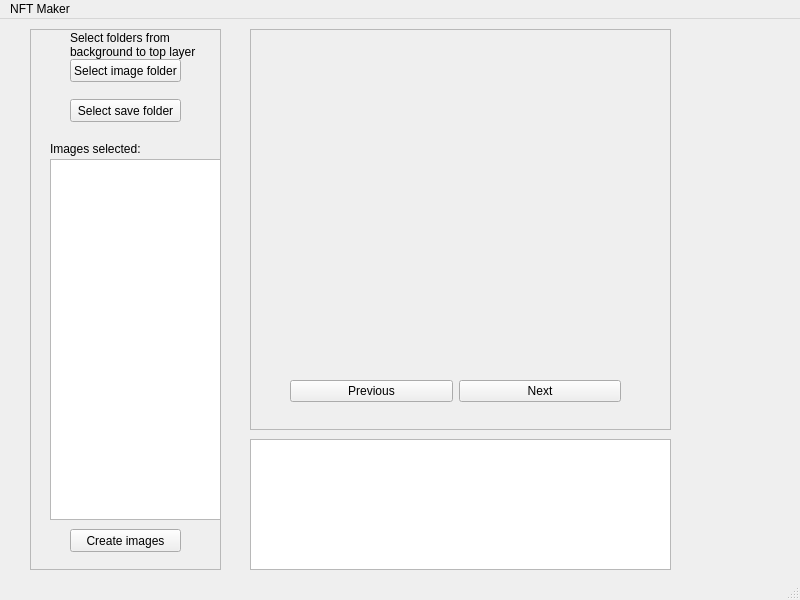
Aarons9090/nft-maker, file mainwindow.ui: the form before one commit.
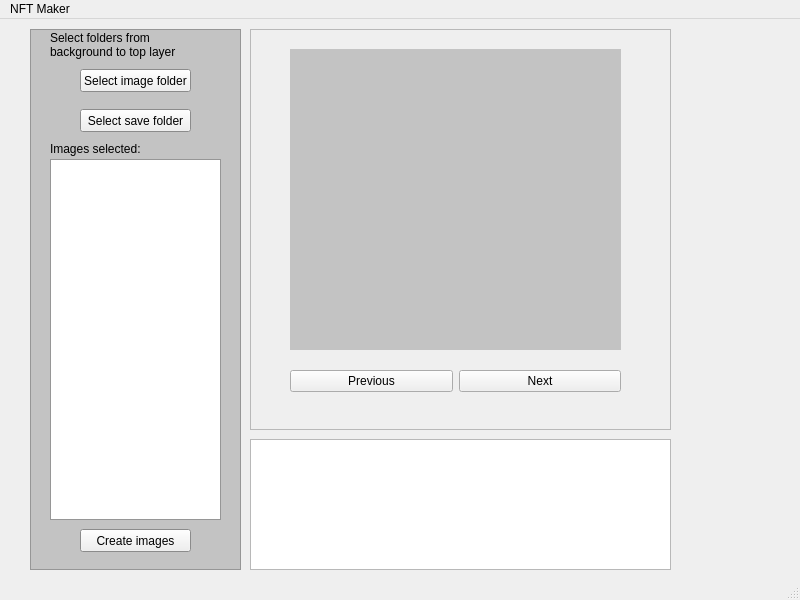
The form after the commit.

Diff of the .ui file:
```diff
--- a/mainwindow.ui
+++ b/mainwindow.ui
@@ -41,87 +41,6 @@
      <property name="palette">
       <palette>
        <active>
-        <colorrole role="WindowText">
-         <brush brushstyle="SolidPattern">
-          <color alpha="255">
-           <red>0</red>
-           <green>0</green>
-           <blue>0</blue>
-          </color>
-         </brush>
-        </colorrole>
-        <colorrole role="Button">
-         <brush brushstyle="SolidPattern">
-          <color alpha="255">
-           <red>170</red>
-           <green>85</green>
-           <blue>255</blue>
-          </color>
-         </brush>
-        </colorrole>
-        <colorrole role="Light">
-         <brush brushstyle="SolidPattern">
-          <color alpha="255">
-           <red>234</red>
-           <green>212</green>
-           <blue>255</blue>
-          </color>
-         </brush>
-        </colorrole>
-        <colorrole role="Midlight">
-         <brush brushstyle="SolidPattern">
-          <color alpha="255">
-           <red>202</red>
-           <green>148</green>
-           <blue>255</blue>
-          </color>
-         </brush>
-        </colorrole>
-        <colorrole role="Dark">
-         <brush brushstyle="SolidPattern">
-          <color alpha="255">
-           <red>85</red>
-           <green>42</green>
-           <blue>127</blue>
-          </color>
-         </brush>
-        </colorrole>
-        <colorrole role="Mid">
-         <brush brushstyle="SolidPattern">
-          <color alpha="255">
-           <red>113</red>
-           <green>57</green>
-           <blue>170</blue>
-          </color>
-         </brush>
-        </colorrole>
-        <colorrole role="Text">
-         <brush brushstyle="SolidPattern">
-          <color alpha="255">
-           <red>0</red>
-           <green>0</green>
-           <blue>0</blue>
-          </color>
-         </brush>
-        </colorrole>
-        <colorrole role="BrightText">
-         <brush brushstyle="SolidPattern">
-          <color alpha="255">
-           <red>255</red>
-           <green>255</green>
-           <blue>255</blue>
-          </color>
-         </brush>
-        </colorrole>
-        <colorrole role="ButtonText">
-         <brush brushstyle="SolidPattern">
-          <color alpha="255">
-           <red>0</red>
-           <green>0</green>
-           <blue>0</blue>
-          </color>
-         </brush>
-        </colorrole>
         <colorrole role="Base">
          <brush brushstyle="SolidPattern">
           <color alpha="255">
@@ -134,140 +53,14 @@
         <colorrole role="Window">
          <brush brushstyle="SolidPattern">
           <color alpha="255">
-           <red>170</red>
-           <green>85</green>
-           <blue>255</blue>
-          </color>
-         </brush>
-        </colorrole>
-        <colorrole role="Shadow">
-         <brush brushstyle="SolidPattern">
-          <color alpha="255">
-           <red>0</red>
-           <green>0</green>
-           <blue>0</blue>
-          </color>
-         </brush>
-        </colorrole>
-        <colorrole role="AlternateBase">
-         <brush brushstyle="SolidPattern">
-          <color alpha="255">
-           <red>212</red>
-           <green>170</green>
-           <blue>255</blue>
-          </color>
-         </brush>
-        </colorrole>
-        <colorrole role="ToolTipBase">
-         <brush brushstyle="SolidPattern">
-          <color alpha="255">
-           <red>255</red>
-           <green>255</green>
-           <blue>220</blue>
-          </color>
-         </brush>
-        </colorrole>
-        <colorrole role="ToolTipText">
-         <brush brushstyle="SolidPattern">
-          <color alpha="255">
-           <red>0</red>
-           <green>0</green>
-           <blue>0</blue>
-          </color>
-         </brush>
-        </colorrole>
-        <colorrole role="PlaceholderText">
-         <brush brushstyle="SolidPattern">
-          <color alpha="128">
-           <red>0</red>
-           <green>0</green>
-           <blue>0</blue>
+           <red>195</red>
+           <green>195</green>
+           <blue>195</blue>
           </color>
          </brush>
         </colorrole>
        </active>
        <inactive>
-        <colorrole role="WindowText">
-         <brush brushstyle="SolidPattern">
-          <color alpha="255">
-           <red>0</red>
-           <green>0</green>
-           <blue>0</blue>
-          </color>
-         </brush>
-        </colorrole>
-        <colorrole role="Button">
-         <brush brushstyle="SolidPattern">
-          <color alpha="255">
-           <red>170</red>
-           <green>85</green>
-           <blue>255</blue>
-          </color>
-         </brush>
-        </colorrole>
-        <colorrole role="Light">
-         <brush brushstyle="SolidPattern">
-          <color alpha="255">
-           <red>234</red>
-           <green>212</green>
-           <blue>255</blue>
-          </color>
-         </brush>
-        </colorrole>
-        <colorrole role="Midlight">
-         <brush brushstyle="SolidPattern">
-          <color alpha="255">
-           <red>202</red>
-           <green>148</green>
-           <blue>255</blue>
-          </color>
-         </brush>
-        </colorrole>
-        <colorrole role="Dark">
-         <brush brushstyle="SolidPattern">
-          <color alpha="255">
-           <red>85</red>
-           <green>42</green>
-           <blue>127</blue>
-          </color>
-         </brush>
-        </colorrole>
-        <colorrole role="Mid">
-         <brush brushstyle="SolidPattern">
-          <color alpha="255">
-           <red>113</red>
-           <green>57</green>
-           <blue>170</blue>
-          </color>
-         </brush>
-        </colorrole>
-        <colorrole role="Text">
-         <brush brushstyle="SolidPattern">
-          <color alpha="255">
-           <red>0</red>
-           <green>0</green>
-           <blue>0</blue>
-          </color>
-         </brush>
-        </colorrole>
-        <colorrole role="BrightText">
-         <brush brushstyle="SolidPattern">
-          <color alpha="255">
-           <red>255</red>
-           <green>255</green>
-           <blue>255</blue>
-          </color>
-         </brush>
-        </colorrole>
-        <colorrole role="ButtonText">
-         <brush brushstyle="SolidPattern">
-          <color alpha="255">
-           <red>0</red>
-           <green>0</green>
-           <blue>0</blue>
-          </color>
-         </brush>
-        </colorrole>
         <colorrole role="Base">
          <brush brushstyle="SolidPattern">
           <color alpha="255">
@@ -280,200 +73,29 @@
         <colorrole role="Window">
          <brush brushstyle="SolidPattern">
           <color alpha="255">
-           <red>170</red>
-           <green>85</green>
-           <blue>255</blue>
-          </color>
-         </brush>
-        </colorrole>
-        <colorrole role="Shadow">
-         <brush brushstyle="SolidPattern">
-          <color alpha="255">
-           <red>0</red>
-           <green>0</green>
-           <blue>0</blue>
-          </color>
-         </brush>
-        </colorrole>
-        <colorrole role="AlternateBase">
-         <brush brushstyle="SolidPattern">
-          <color alpha="255">
-           <red>212</red>
-           <green>170</green>
-           <blue>255</blue>
-          </color>
-         </brush>
-        </colorrole>
-        <colorrole role="ToolTipBase">
-         <brush brushstyle="SolidPattern">
-          <color alpha="255">
-           <red>255</red>
-           <green>255</green>
-           <blue>220</blue>
-          </color>
-         </brush>
-        </colorrole>
-        <colorrole role="ToolTipText">
-         <brush brushstyle="SolidPattern">
-          <color alpha="255">
-           <red>0</red>
-           <green>0</green>
-           <blue>0</blue>
-          </color>
-         </brush>
-        </colorrole>
-        <colorrole role="PlaceholderText">
-         <brush brushstyle="SolidPattern">
-          <color alpha="128">
-           <red>0</red>
-           <green>0</green>
-           <blue>0</blue>
+           <red>195</red>
+           <green>195</green>
+           <blue>195</blue>
           </color>
          </brush>
         </colorrole>
        </inactive>
        <disabled>
-        <colorrole role="WindowText">
-         <brush brushstyle="SolidPattern">
-          <color alpha="255">
-           <red>85</red>
-           <green>42</green>
-           <blue>127</blue>
-          </color>
-         </brush>
-        </colorrole>
-        <colorrole role="Button">
-         <brush brushstyle="SolidPattern">
-          <color alpha="255">
-           <red>170</red>
-           <green>85</green>
-           <blue>255</blue>
-          </color>
-         </brush>
-        </colorrole>
-        <colorrole role="Light">
-         <brush brushstyle="SolidPattern">
-          <color alpha="255">
-           <red>234</red>
-           <green>212</green>
-           <blue>255</blue>
-          </color>
-         </brush>
-        </colorrole>
-        <colorrole role="Midlight">
-         <brush brushstyle="SolidPattern">
-          <color alpha="255">
-           <red>202</red>
-           <green>148</green>
-           <blue>255</blue>
-          </color>
-         </brush>
-        </colorrole>
-        <colorrole role="Dark">
-         <brush brushstyle="SolidPattern">
-          <color alpha="255">
-           <red>85</red>
-           <green>42</green>
-           <blue>127</blue>
-          </color>
-         </brush>
-        </colorrole>
-        <colorrole role="Mid">
-         <brush brushstyle="SolidPattern">
-          <color alpha="255">
-           <red>113</red>
-           <green>57</green>
-           <blue>170</blue>
-          </color>
-         </brush>
-        </colorrole>
-        <colorrole role="Text">
-         <brush brushstyle="SolidPattern">
-          <color alpha="255">
-           <red>85</red>
-           <green>42</green>
-           <blue>127</blue>
-          </color>
-         </brush>
-        </colorrole>
-        <colorrole role="BrightText">
-         <brush brushstyle="SolidPattern">
-          <color alpha="255">
-           <red>255</red>
-           <green>255</green>
-           <blue>255</blue>
-          </color>
-         </brush>
-        </colorrole>
-        <colorrole role="ButtonText">
-         <brush brushstyle="SolidPattern">
-          <color alpha="255">
-           <red>85</red>
-           <green>42</green>
-           <blue>127</blue>
-          </color>
-         </brush>
-        </colorrole>
         <colorrole role="Base">
          <brush brushstyle="SolidPattern">
           <color alpha="255">
-           <red>170</red>
-           <green>85</green>
-           <blue>255</blue>
+           <red>195</red>
+           <green>195</green>
+           <blue>195</blue>
           </color>
          </brush>
         </colorrole>
         <colorrole role="Window">
          <brush brushstyle="SolidPattern">
           <color alpha="255">
-           <red>170</red>
-           <green>85</green>
-           <blue>255</blue>
-          </color>
-         </brush>
-        </colorrole>
-        <colorrole role="Shadow">
-         <brush brushstyle="SolidPattern">
-          <color alpha="255">
-           <red>0</red>
-           <green>0</green>
-           <blue>0</blue>
-          </color>
-         </brush>
-        </colorrole>
-        <colorrole role="AlternateBase">
-         <brush brushstyle="SolidPattern">
-          <color alpha="255">
-           <red>170</red>
-           <green>85</green>
-           <blue>255</blue>
-          </color>
-         </brush>
-        </colorrole>
-        <colorrole role="ToolTipBase">
-         <brush brushstyle="SolidPattern">
-          <color alpha="255">
-           <red>255</red>
-           <green>255</green>
-           <blue>220</blue>
-          </color>
-         </brush>
-        </colorrole>
-        <colorrole role="ToolTipText">
-         <brush brushstyle="SolidPattern">
-          <color alpha="255">
-           <red>0</red>
-           <green>0</green>
-           <blue>0</blue>
-          </color>
-         </brush>
-        </colorrole>
-        <colorrole role="PlaceholderText">
-         <brush brushstyle="SolidPattern">
-          <color alpha="128">
-           <red>0</red>
-           <green>0</green>
-           <blue>0</blue>
+           <red>195</red>
+           <green>195</green>
+           <blue>195</blue>
           </color>
          </brush>
         </colorrole>
@@ -481,7 +103,7 @@
       </palette>
      </property>
      <property name="autoFillBackground">
-      <bool>false</bool>
+      <bool>true</bool>
      </property>
      <property name="text">
       <string/>
@@ -504,7 +126,7 @@
      <property name="geometry">
       <rect>
        <x>40</x>
-       <y>350</y>
+       <y>340</y>
        <width>331</width>
        <height>25</height>
       </rect>
@@ -545,10 +167,77 @@
      <rect>
       <x>30</x>
       <y>10</y>
-      <width>191</width>
+      <width>211</width>
       <height>541</height>
      </rect>
     </property>
+    <property name="palette">
+     <palette>
+      <active>
+       <colorrole role="Base">
+        <brush brushstyle="SolidPattern">
+         <color alpha="255">
+          <red>255</red>
+          <green>255</green>
+          <blue>255</blue>
+         </color>
+        </brush>
+       </colorrole>
+       <colorrole role="Window">
+        <brush brushstyle="SolidPattern">
+         <color alpha="255">
+          <red>195</red>
+          <green>195</green>
+          <blue>195</blue>
+         </color>
+        </brush>
+       </colorrole>
+      </active>
+      <inactive>
+       <colorrole role="Base">
+        <brush brushstyle="SolidPattern">
+         <color alpha="255">
+          <red>255</red>
+          <green>255</green>
+          <blue>255</blue>
+         </color>
+        </brush>
+       </colorrole>
+       <colorrole role="Window">
+        <brush brushstyle="SolidPattern">
+         <color alpha="255">
+          <red>195</red>
+          <green>195</green>
+          <blue>195</blue>
+         </color>
+        </brush>
+       </colorrole>
+      </inactive>
+      <disabled>
+       <colorrole role="Base">
+        <brush brushstyle="SolidPattern">
+         <color alpha="255">
+          <red>195</red>
+          <green>195</green>
+          <blue>195</blue>
+         </color>
+        </brush>
+       </colorrole>
+       <colorrole role="Window">
+        <brush brushstyle="SolidPattern">
+         <color alpha="255">
+          <red>195</red>
+          <green>195</green>
+          <blue>195</blue>
+         </color>
+        </brush>
+       </colorrole>
+      </disabled>
+     </palette>
+    </property>
+    <property name="autoFillBackground">
+     <bool>true</bool>
+    </property>
     <property name="frameShape">
      <enum>QFrame::StyledPanel</enum>
     </property>
@@ -558,8 +247,8 @@
     <widget class="QPushButton" name="fileselectButton">
      <property name="geometry">
       <rect>
-       <x>40</x>
-       <y>30</y>
+       <x>50</x>
+       <y>40</y>
        <width>111</width>
        <height>23</height>
       </rect>
@@ -571,7 +260,7 @@
     <widget class="QPushButton" name="createImagesButton">
      <property name="geometry">
       <rect>
-       <x>40</x>
+       <x>50</x>
        <y>500</y>
        <width>111</width>
        <height>23</height>
@@ -607,7 +296,7 @@
     <widget class="QLabel" name="selectImagesHelperLabel">
      <property name="geometry">
       <rect>
-       <x>40</x>
+       <x>20</x>
        <y>0</y>
        <width>131</width>
        <height>31</height>
@@ -623,8 +312,8 @@
     <widget class="QPushButton" name="saveFileButton">
      <property name="geometry">
       <rect>
-       <x>40</x>
-       <y>70</y>
+       <x>50</x>
+       <y>80</y>
        <width>111</width>
        <height>23</height>
       </rect>
```
